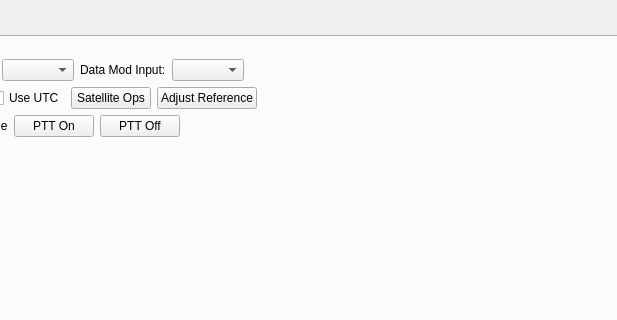
Old version of the form wfmain.ui in the repository adecarolis/wfweb; both pictures show x 287 to 904 and y 0 to 320 of the 1042 by 660 pixel window.
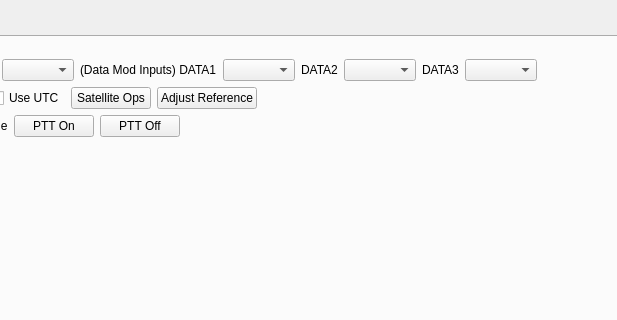
New version of the form. The open tabs and pages were chosen to show the change. Custom widgets are drawn as their Qt base class.

Patch:
```diff
--- a/wfmain.ui
+++ b/wfmain.ui
@@ -4225,7 +4225,7 @@
                 <item>
                  <widget class="QLabel" name="label_29">
                   <property name="text">
-                   <string>Data Mod Input:</string>
+                   <string>(Data Mod Inputs) DATA1</string>
                   </property>
                  </widget>
                 </item>
@@ -4242,6 +4242,26 @@
                   </property>
                  </widget>
                 </item>
+                <item>
+                 <widget class="QLabel" name="modInputData2ComboText">
+                  <property name="text">
+                   <string>DATA2</string>
+                  </property>
+                 </widget>
+                </item>
+                <item>
+                 <widget class="QComboBox" name="modInputData2Combo"/>
+                </item>
+                <item>
+                 <widget class="QLabel" name="modInputData3ComboText">
+                  <property name="text">
+                   <string>DATA3</string>
+                  </property>
+                 </widget>
+                </item>
+                <item>
+                 <widget class="QComboBox" name="modInputData3Combo"/>
+                </item>
                 <item>
                  <spacer name="horizontalSpacer_15">
                   <property name="orientation">
```
Left out of the diff: 12 changed lines with no effect on the pictures.
